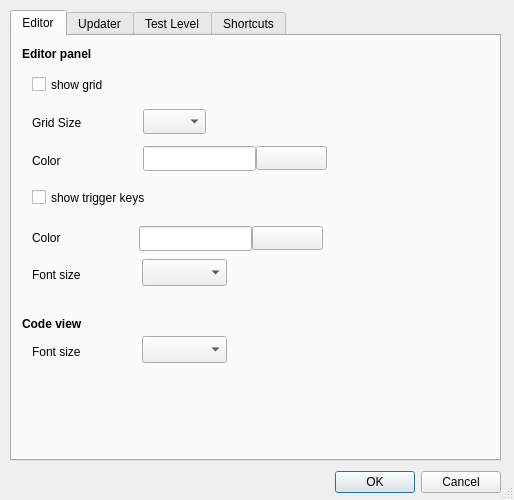
Old version of the form src/lgck-builder/DlgAppSettings.ui in the repository cfrankb/lgck-src.
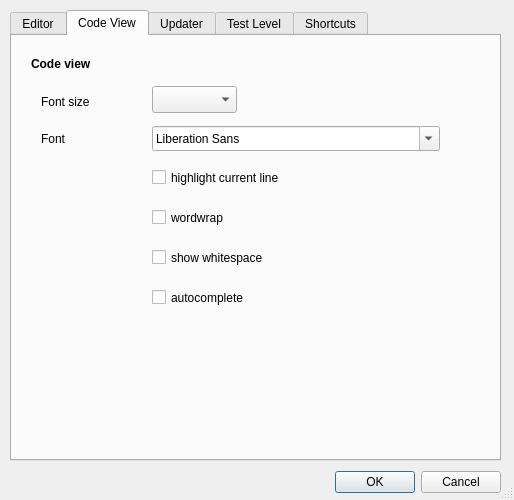
New version of the form. The open tabs and pages were chosen to show the change. Custom widgets are drawn as their Qt base class.

Commit message: added COptions for Editor Settings

```diff
--- a/src/lgck-builder/DlgAppSettings.ui
+++ b/src/lgck-builder/DlgAppSettings.ui
@@ -169,7 +169,7 @@
     <widget class="QLineEdit" name="eTriggerKeyColor">
      <property name="geometry">
       <rect>
-       <x>127</x>
+       <x>131</x>
        <y>190</y>
        <width>113</width>
        <height>25</height>
@@ -201,7 +201,7 @@
     <widget class="CWBtnColor" name="btnTriggerKeyColor">
      <property name="geometry">
       <rect>
-       <x>240</x>
+       <x>244</x>
        <y>190</y>
        <width>71</width>
        <height>24</height>
@@ -224,11 +224,85 @@
       <string>show trigger keys</string>
      </property>
     </widget>
+    <widget class="QComboBox" name="cbTriggerKeyFontSize">
+     <property name="geometry">
+      <rect>
+       <x>131</x>
+       <y>223</y>
+       <width>85</width>
+       <height>27</height>
+      </rect>
+     </property>
+    </widget>
+    <widget class="QLabel" name="label_17">
+     <property name="geometry">
+      <rect>
+       <x>20</x>
+       <y>230</y>
+       <width>62</width>
+       <height>17</height>
+      </rect>
+     </property>
+     <property name="text">
+      <string>Font size</string>
+     </property>
+    </widget>
+    <widget class="QCheckBox" name="cSkipSplashScreen">
+     <property name="geometry">
+      <rect>
+       <x>20</x>
+       <y>270</y>
+       <width>151</width>
+       <height>17</height>
+      </rect>
+     </property>
+     <property name="text">
+      <string>skip splash screen</string>
+     </property>
+    </widget>
+   </widget>
+   <widget class="QWidget" name="tab">
+    <attribute name="title">
+     <string>Code View</string>
+    </attribute>
+    <widget class="QComboBox" name="cbFontSize">
+     <property name="geometry">
+      <rect>
+       <x>140</x>
+       <y>50</y>
+       <width>85</width>
+       <height>27</height>
+      </rect>
+     </property>
+    </widget>
+    <widget class="QFontComboBox" name="cbFontFamily">
+     <property name="geometry">
+      <rect>
+       <x>140</x>
+       <y>90</y>
+       <width>288</width>
+       <height>25</height>
+      </rect>
+     </property>
+    </widget>
+    <widget class="QLabel" name="label_18">
+     <property name="geometry">
+      <rect>
+       <x>29</x>
+       <y>94</y>
+       <width>62</width>
+       <height>17</height>
+      </rect>
+     </property>
+     <property name="text">
+      <string>Font</string>
+     </property>
+    </widget>
     <widget class="QLabel" name="label_8">
      <property name="geometry">
       <rect>
-       <x>20</x>
-       <y>307</y>
+       <x>29</x>
+       <y>57</y>
        <width>62</width>
        <height>17</height>
       </rect>
@@ -240,8 +314,8 @@
     <widget class="QLabel" name="label_12">
      <property name="geometry">
       <rect>
-       <x>10</x>
-       <y>280</y>
+       <x>19</x>
+       <y>20</y>
        <width>161</width>
        <height>17</height>
       </rect>
@@ -253,37 +327,56 @@
       <enum>Qt::RichText</enum>
      </property>
     </widget>
-    <widget class="QComboBox" name="cbFontSize">
+    <widget class="QCheckBox" name="cHighlight">
      <property name="geometry">
       <rect>
-       <x>130</x>
-       <y>300</y>
-       <width>85</width>
-       <height>27</height>
+       <x>140</x>
+       <y>130</y>
+       <width>191</width>
+       <height>23</height>
       </rect>
      </property>
+     <property name="text">
+      <string>highlight current line</string>
+     </property>
     </widget>
-    <widget class="QComboBox" name="cbTriggerKeyFontSize">
+    <widget class="QCheckBox" name="cWordWrap">
      <property name="geometry">
       <rect>
-       <x>130</x>
-       <y>223</y>
-       <width>85</width>
-       <height>27</height>
+       <x>140</x>
+       <y>170</y>
+       <width>161</width>
+       <height>23</height>
       </rect>
      </property>
+     <property name="text">
+      <string>wordwrap</string>
+     </property>
     </widget>
-    <widget class="QLabel" name="label_17">
+    <widget class="QCheckBox" name="cWhiteSpace">
      <property name="geometry">
       <rect>
-       <x>20</x>
-       <y>230</y>
-       <width>62</width>
-       <height>17</height>
+       <x>140</x>
+       <y>210</y>
+       <width>161</width>
+       <height>23</height>
       </rect>
      </property>
      <property name="text">
-      <string>Font size</string>
+      <string>show whitespace</string>
+     </property>
+    </widget>
+    <widget class="QCheckBox" name="cAutoComplete">
+     <property name="geometry">
+      <rect>
+       <x>140</x>
+       <y>250</y>
+       <width>151</width>
+       <height>23</height>
+      </rect>
+     </property>
+     <property name="text">
+      <string>autocomplete</string>
      </property>
     </widget>
    </widget>
```
Left out of the diff: 13 changed lines with no effect on the pictures. The commit also changes 13 other files.
